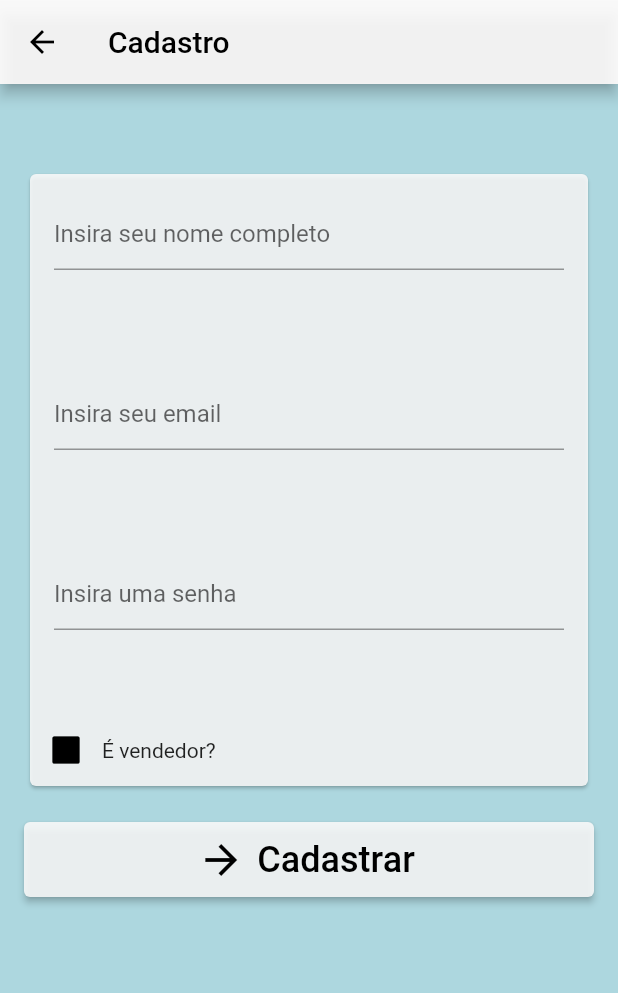
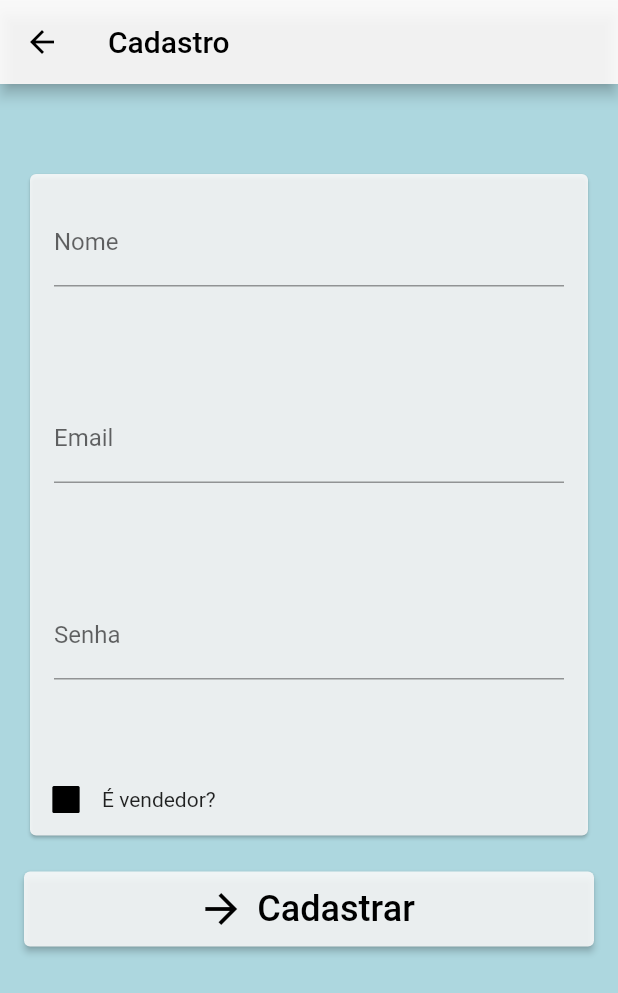
Before and after one commit to lfsca/app-flutter-LuizFellipe-BrunoCoutinho, a Flutter app: the RegisterPage screen opened by its route, on a phone screen of 412 x 824 dp. Shown: the top 993 px of the screen. Run offline on Flutter 3.47's test engine with Material 2 defaults, Android fonts, the phone set to English and light mode, and no system bars; our stand-ins replace cloud_firestore, firebase_auth, firebase_core, flutter_rating_bar, sqflite; missing offline and left inert: cloud_firestore_web, firebase_core_web; accounts and stored records are empty.

```diff
--- a/flutter_project/lib/cadastro.dart
+++ b/flutter_project/lib/cadastro.dart
@@ -90,6 +90,7 @@ class _RegisterPageState extends State<RegisterPage> {
         controller: registersenhaController,
         obscureText: true,
         decoration: const InputDecoration(
+          labelText: 'Senha',
           hintText: 'Insira uma senha',
         ),
         validator: (String? value) {
@@ -108,6 +109,7 @@ class _RegisterPageState extends State<RegisterPage> {
       child: TextFormField(
         controller: registeremailController,
         decoration: const InputDecoration(
+          labelText: 'Email',
           hintText: 'Insira seu email',
         ),
         validator: (String? value) {
@@ -126,6 +128,7 @@ class _RegisterPageState extends State<RegisterPage> {
       child: TextFormField(
         controller: registernomeController,
         decoration: const InputDecoration(
+          labelText: 'Nome',
           hintText: 'Insira seu nome completo',
         ),
         validator: (String? value) {
```
